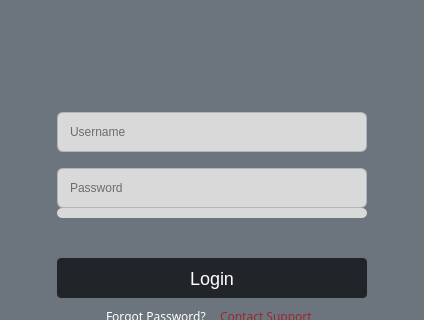
This is loginwindow.ui in Likithanaidu07/qt as Qt 5 draws it before an edit; both pictures show x 0 to 424 and y 129 to 449 of the 424 by 665 pixel window. The edited form follows.
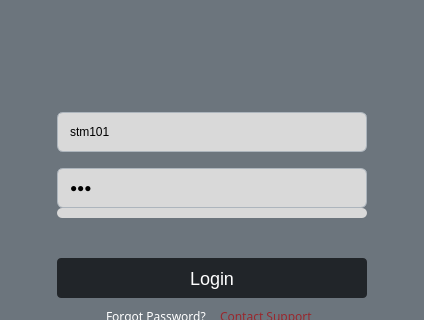
This is the edited form.

The edit to the form file:
```diff
--- a/loginwindow.ui
+++ b/loginwindow.ui
@@ -267,7 +267,7 @@
 }</string>
      </property>
      <property name="text">
-      <string/>
+      <string>stm101</string>
      </property>
      <property name="placeholderText">
       <string>Username</string>
@@ -456,7 +456,7 @@
 }</string>
      </property>
      <property name="text">
-      <string/>
+      <string>123</string>
      </property>
      <property name="echoMode">
       <enum>QLineEdit::Password</enum>
```
